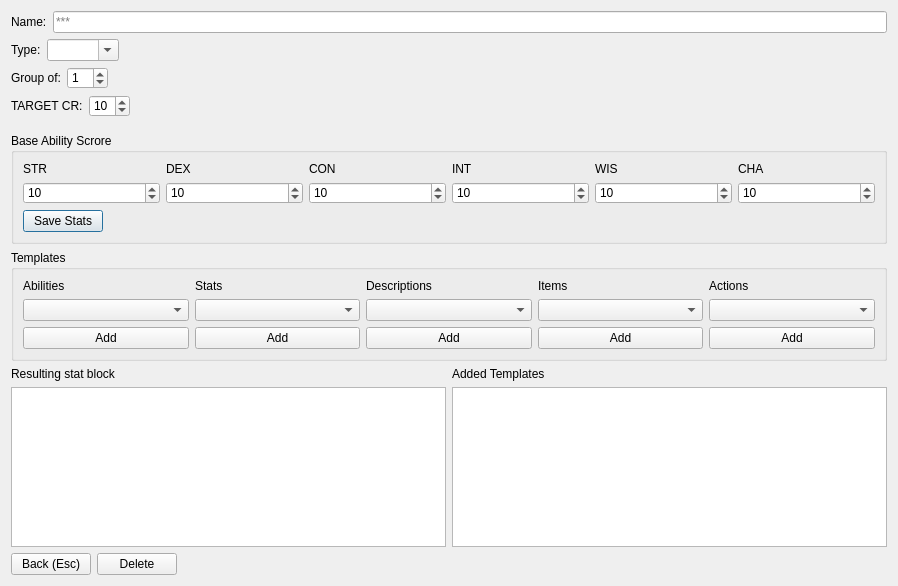
Qt form ui_files/TheShop_Dialog.ui (nogasgofast/Adventure_Wrench) before a commit.
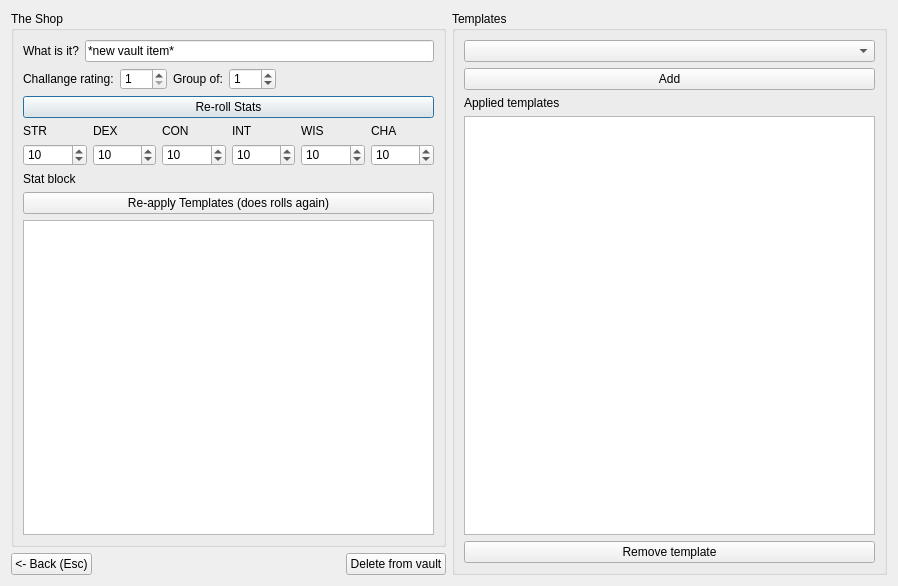
The same form after that commit.

Patch:
```diff
--- a/ui_files/TheShop_Dialog.ui
+++ b/ui_files/TheShop_Dialog.ui
@@ -21,13 +21,22 @@
   </property>
   <layout class="QHBoxLayout" name="horizontalLayout_2">
    <item>
-    <layout class="QVBoxLayout" name="verticalLayout_main">
+    <layout class="QVBoxLayout" name="verticalLayout_shop">
+     <item>
+      <widget class="QGroupBox" name="groupBox_shop">
+       <property name="title">
+        <string>The Shop</string>
+       </property>
+       <property name="flat">
+        <bool>true</bool>
+       </property>
+       <layout class="QVBoxLayout" name="verticalLayout_2">
      <item>
       <layout class="QHBoxLayout" name="horizontalLayout_name">
        <item>
         <widget class="QLabel" name="label_name">
          <property name="text">
-          <string>Name:</string>
+             <string>What is it?</string>
          </property>
         </widget>
        </item>
@@ -37,7 +46,7 @@
           <string/>
          </property>
          <property name="text">
-          <string/>
+             <string>*new vault item*</string>
          </property>
          <property name="placeholderText">
           <string>***</string>
@@ -47,35 +56,26 @@
       </layout>
      </item>
      <item>
-      <layout class="QHBoxLayout" name="horizontallayout_type">
+         <layout class="QHBoxLayout" name="horizontalLayout_cr">
        <item>
-        <widget class="QLabel" name="label_type">
+           <widget class="QLabel" name="label_target_cr">
          <property name="text">
-          <string>Type:</string>
+             <string>Challange rating:</string>
          </property>
         </widget>
        </item>
        <item>
-        <widget class="QComboBox" name="comboBox_type">
-         <property name="editable">
-          <bool>true</bool>
-         </property>
-        </widget>
-       </item>
-       <item>
-        <spacer name="horizontalSpacer">
-         <property name="orientation">
-          <enum>Qt::Horizontal</enum>
-         </property>
-         <property name="sizeHint" stdset="0">
-          <size>
-           <width>40</width>
-           <height>20</height>
-          </size>
-         </property>
-        </spacer>
-       </item>
-      </layout>
+           <widget class="QSpinBox" name="spinBox_cr">
+            <property name="minimum">
+             <number>1</number>
+            </property>
+            <property name="maximum">
+             <number>999</number>
+            </property>
+            <property name="value">
+             <number>1</number>
+            </property>
+           </widget>
      </item>
      <item>
       <layout class="QHBoxLayout" name="horizontalLayout_group_of">
@@ -88,6 +88,9 @@
        </item>
        <item>
         <widget class="QSpinBox" name="spinBox_group_of">
+              <property name="maximum">
+               <number>999</number>
+              </property>
          <property name="value">
           <number>1</number>
          </property>
@@ -108,67 +111,17 @@
        </item>
       </layout>
      </item>
-     <item>
-      <layout class="QHBoxLayout" name="horizontalLayout_cr">
-       <item>
-        <widget class="QLabel" name="label_target_cr">
-         <property name="text">
-          <string>TARGET CR:</string>
-         </property>
-        </widget>
-       </item>
-       <item>
-        <widget class="QSpinBox" name="spinBox_cr">
-         <property name="maximum">
-          <number>30</number>
-         </property>
-         <property name="value">
-          <number>10</number>
-         </property>
-        </widget>
-       </item>
-       <item>
-        <spacer name="horizontalSpacer_6">
-         <property name="orientation">
-          <enum>Qt::Horizontal</enum>
-         </property>
-         <property name="sizeHint" stdset="0">
-          <size>
-           <width>40</width>
-           <height>20</height>
-          </size>
-         </property>
-        </spacer>
-       </item>
       </layout>
      </item>
      <item>
-      <spacer name="verticalSpacer">
-       <property name="orientation">
-        <enum>Qt::Vertical</enum>
-       </property>
-       <property name="sizeType">
-        <enum>QSizePolicy::Fixed</enum>
-       </property>
-       <property name="sizeHint" stdset="0">
-        <size>
-         <width>20</width>
-         <height>10</height>
-        </size>
-       </property>
-      </spacer>
+         <widget class="QPushButton" name="pushButton_roll_stats">
+          <property name="text">
+           <string>Re-roll Stats</string>
+          </property>
+         </widget>
      </item>
      <item>
-      <widget class="QGroupBox" name="groupBox_base_ability_score">
-       <property name="title">
-        <string>Base Ability Scrore</string>
-       </property>
-       <property name="flat">
-        <bool>true</bool>
-       </property>
-       <layout class="QVBoxLayout" name="verticalLayout_2">
-        <item>
-         <layout class="QHBoxLayout" name="horizontalLayout_base_stats">
+         <layout class="QHBoxLayout" name="horizontalLayout_stats_shop">
           <item>
            <layout class="QVBoxLayout" name="verticalLayout_str">
             <item>
@@ -301,198 +254,39 @@
          </layout>
         </item>
         <item>
-         <layout class="QHBoxLayout" name="horizontalLayout_update">
-          <item>
-           <widget class="QPushButton" name="pushButton_update">
-            <property name="text">
-             <string>Save Stats</string>
-            </property>
-           </widget>
-          </item>
-          <item>
-           <spacer name="horizontalSpacer_3">
-            <property name="orientation">
-             <enum>Qt::Horizontal</enum>
-            </property>
-            <property name="sizeHint" stdset="0">
-             <size>
-              <width>40</width>
-              <height>20</height>
-             </size>
-            </property>
-           </spacer>
-          </item>
-         </layout>
-        </item>
-       </layout>
-      </widget>
-     </item>
-     <item>
-      <widget class="QGroupBox" name="groupBox">
-       <property name="title">
-        <string>Templates</string>
-       </property>
-       <property name="flat">
-        <bool>true</bool>
-       </property>
-       <layout class="QHBoxLayout" name="horizontalLayout">
-        <item>
-         <layout class="QHBoxLayout" name="horizontalLayout_template">
-          <item>
-           <layout class="QVBoxLayout" name="verticalLayout_abilities">
-            <item>
-             <widget class="QLabel" name="label">
-              <property name="text">
-               <string>Abilities</string>
-              </property>
-             </widget>
-            </item>
-            <item>
-             <widget class="QComboBox" name="comboBox"/>
-            </item>
-            <item>
-             <widget class="QPushButton" name="pushButton_2">
-              <property name="text">
-               <string>Add</string>
-              </property>
-             </widget>
-            </item>
-           </layout>
-          </item>
-          <item>
-           <layout class="QVBoxLayout" name="verticalLayout_stats_template">
-            <item>
-             <widget class="QLabel" name="label_4">
-              <property name="text">
-               <string>Stats</string>
-              </property>
-             </widget>
-            </item>
-            <item>
-             <widget class="QComboBox" name="comboBox_4"/>
-            </item>
-            <item>
-             <widget class="QPushButton" name="pushButton_3">
-              <property name="text">
-               <string>Add</string>
-              </property>
-             </widget>
-            </item>
-           </layout>
-          </item>
-          <item>
-           <layout class="QVBoxLayout" name="verticalLayout_description_template">
-            <item>
-             <widget class="QLabel" name="label_2">
-              <property name="text">
-               <string>Descriptions</string>
-              </property>
-             </widget>
-            </item>
-            <item>
-             <widget class="QComboBox" name="comboBox_2"/>
-            </item>
-            <item>
-             <widget class="QPushButton" name="pushButton_4">
-              <property name="text">
-               <string>Add</string>
-              </property>
-             </widget>
-            </item>
-           </layout>
-          </item>
-          <item>
-           <layout class="QVBoxLayout" name="verticalLayout">
-            <item>
-             <widget class="QLabel" name="label_3">
-              <property name="text">
-               <string>Items</string>
-              </property>
-             </widget>
-            </item>
-            <item>
-             <widget class="QComboBox" name="comboBox_3"/>
-            </item>
-            <item>
-             <widget class="QPushButton" name="pushButton_5">
-              <property name="text">
-               <string>Add</string>
-              </property>
-             </widget>
-            </item>
-           </layout>
-          </item>
-          <item>
-           <layout class="QVBoxLayout" name="verticalLayout_3">
-            <item>
-             <widget class="QLabel" name="label_5">
-              <property name="text">
-               <string>Actions</string>
-              </property>
-             </widget>
-            </item>
-            <item>
-             <widget class="QComboBox" name="comboBox_5"/>
-            </item>
-            <item>
-             <widget class="QPushButton" name="pushButton_6">
-              <property name="text">
-               <string>Add</string>
-              </property>
-             </widget>
-            </item>
-           </layout>
-          </item>
-         </layout>
-        </item>
-       </layout>
-      </widget>
-     </item>
-     <item>
       <layout class="QHBoxLayout" name="horizontalLayout_display">
        <item>
         <layout class="QVBoxLayout" name="verticalLayout_display_template">
          <item>
           <widget class="QLabel" name="label_display_templates">
            <property name="text">
-            <string>Resulting stat block</string>
+               <string>Stat block</string>
            </property>
           </widget>
          </item>
          <item>
-          <widget class="QListWidget" name="listWidget_display_stat_block"/>
-         </item>
-        </layout>
-       </item>
-       <item>
-        <layout class="QVBoxLayout" name="verticalLayout_stat_block">
-         <item>
-          <widget class="QLabel" name="label_display_stat_block">
+             <widget class="QPushButton" name="pushButton">
            <property name="text">
-            <string>Added Templates</string>
+               <string>Re-apply Templates (does rolls again)</string>
            </property>
           </widget>
          </item>
          <item>
-          <widget class="QListWidget" name="listWidget_display_templates"/>
+             <widget class="QTextEdit" name="textEdit_stat_block"/>
          </item>
         </layout>
        </item>
       </layout>
+        </item>
+       </layout>
+      </widget>
      </item>
      <item>
       <layout class="QHBoxLayout" name="horizontalLayout_back">
        <item>
         <widget class="QPushButton" name="pushButton_back">
          <property name="text">
-          <string>Back (Esc)</string>
-         </property>
-        </widget>
-       </item>
-       <item>
-        <widget class="QPushButton" name="pushButton">
-         <property name="text">
-          <string>Delete</string>
+          <string>&lt;- Back (Esc)</string>
          </property>
         </widget>
        </item>
@@ -509,10 +303,56 @@
          </property>
         </spacer>
        </item>
+       <item>
+        <widget class="QPushButton" name="pushButton_delete_shop">
+         <property name="text">
+          <string>Delete from vault</string>
+         </property>
+        </widget>
+       </item>
       </layout>
      </item>
     </layout>
    </item>
+   <item>
+    <widget class="QGroupBox" name="groupBox_templates">
+     <property name="title">
+      <string>Templates</string>
+     </property>
+     <property name="flat">
+      <bool>true</bool>
+     </property>
+     <layout class="QVBoxLayout" name="verticalLayout">
+      <item>
+       <widget class="QComboBox" name="comboBox_selector_templates"/>
+      </item>
+      <item>
+       <widget class="QPushButton" name="pushButton_add_templates">
+        <property name="text">
+         <string>Add</string>
+        </property>
+       </widget>
+      </item>
+      <item>
+       <widget class="QLabel" name="label_templates">
+        <property name="text">
+         <string>Applied templates</string>
+        </property>
+       </widget>
+      </item>
+      <item>
+       <widget class="QListWidget" name="listWidget_templates"/>
+      </item>
+      <item>
+       <widget class="QPushButton" name="pushButton_remove_templates">
+        <property name="text">
+         <string>Remove template</string>
+        </property>
+       </widget>
+      </item>
+     </layout>
+    </widget>
+   </item>
   </layout>
  </widget>
  <resources/>
```
Lines whose indentation alone changed are shown as unchanged.
